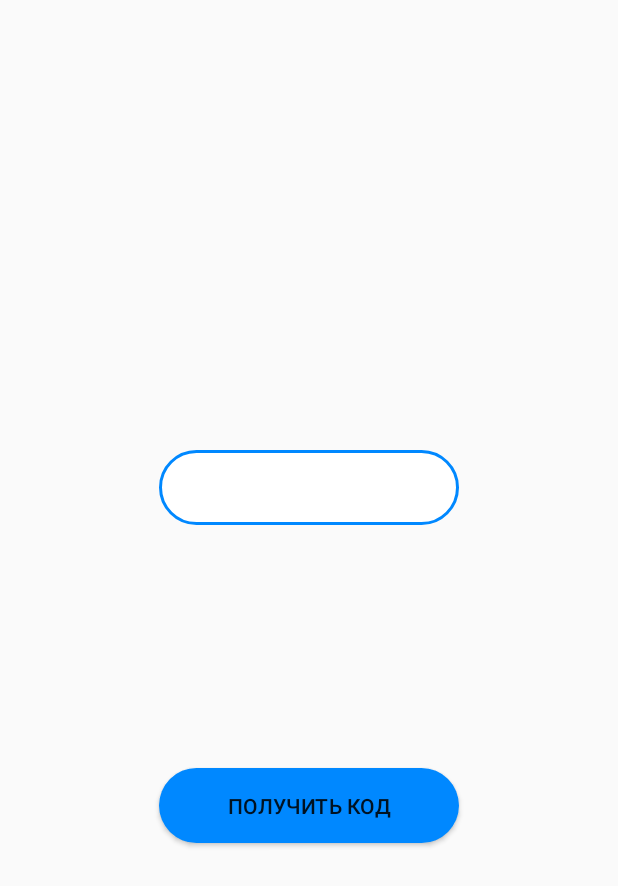
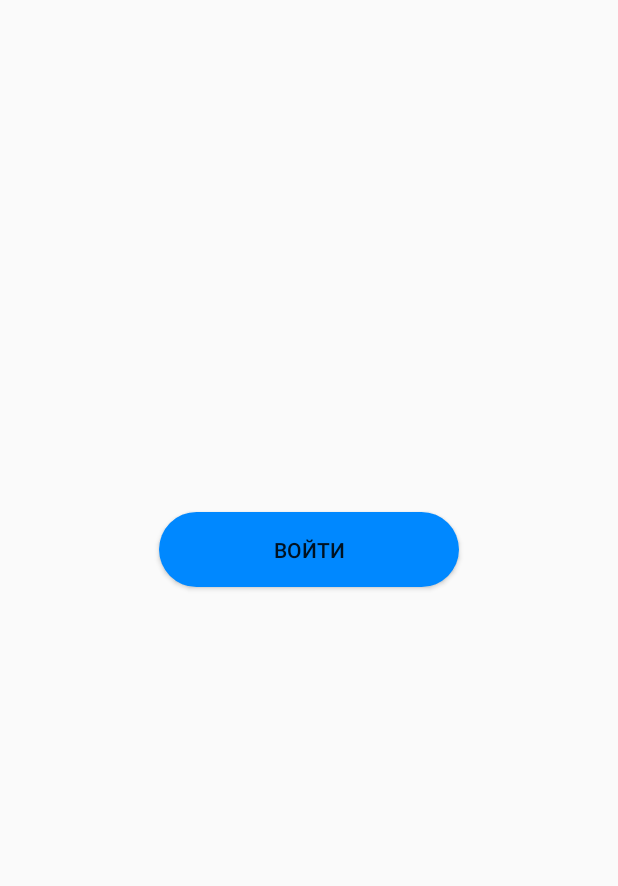
Before and after one commit to ArtemEws/TelegramManager, an Android app: the screen it shows after launch (LoginActivity before the commit, FirstActivity after it), on a phone screen of 412 x 824 dp. Shown: the top 886 px of the screen. Run offline under Robolectric (Android 15) with nearby library versions, the phone set to English and light mode, and no system bars.

Commit message:
Stable version, fixes

```diff
--- /dev/null
+++ b/app/src/main/java/org/telegram/telegramchanelmaster/Activities/FirstActivity.java
@@ -0,0 +1,34 @@
+package org.telegram.telegramchanelmaster.Activities;
+
+import android.content.Intent;
+import android.os.Bundle;
+import android.support.v7.app.AppCompatActivity;
+import android.view.View;
+import android.widget.Button;
+import org.telegram.telegramchanelmaster.MainActivity;
+import org.telegram.telegramchanelmaster.R;
+
+public class FirstActivity extends AppCompatActivity {
+
+    @Override
+    protected void onCreate(Bundle savedInstanceState) {
+        super.onCreate(savedInstanceState);
+
+        setContentView(R.layout.activity_authorisation_home);
+
+        Button loginButton = findViewById(R.id.loginButton);
+        loginButton.setOnClickListener(loginButtonClickListener);
+    }
+
+    private View.OnClickListener loginButtonClickListener = new View.OnClickListener() {
+        @Override
+        public void onClick(View view) {
+            startNextActivity();
+        }
+    };
+
+    public void startNextActivity() {
+        Intent intent = new Intent(FirstActivity.this, LoginActivity.class);
+        startActivity(intent);
+    }
+}
--- a/app/src/main/java/org/telegram/telegramchanelmaster/Activities/LoginActivity.java
+++ b/app/src/main/java/org/telegram/telegramchanelmaster/Activities/LoginActivity.java
@@ -17,22 +17,20 @@ public class LoginActivity extends AppCompatActivity{
         super.onCreate(savedInstanceState);
         setContentView(R.layout.activity_authorisation_one);
 
-        Button getCodeButton = findViewById(R.id.getCodeButton);
+        Button continueButton = findViewById(R.id.continueButton);
         EditText phoneNumberField = findViewById(R.id.phoneNumberField);
-        getCodeButton.setOnClickListener(getCodeButtonClickListener);
+        continueButton.setOnClickListener(continueButtonClickListener);
     }
 
-    private View.OnClickListener getCodeButtonClickListener = new View.OnClickListener() {
+    private View.OnClickListener continueButtonClickListener = new View.OnClickListener() {
         @Override
         public void onClick(View view) {
-//            EditText phoneNumberField = findViewById(R.id.phoneNumberField);
-//            phoneNumberField.setText("lol, it work (/ ^_^)/");
             startMainActivity();
         }
     };
 
     public void startMainActivity() {
-        Intent intent = new Intent(LoginActivity.this, MainActivity.class);
+        Intent intent = new Intent(LoginActivity.this, CodeActivity.class);
         startActivity(intent);
     }
 }
--- a/app/src/main/java/org/telegram/telegramchanelmaster/MainActivity.java
+++ b/app/src/main/java/org/telegram/telegramchanelmaster/MainActivity.java
@@ -1,14 +1,13 @@
 package org.telegram.telegramchanelmaster;
 
-import android.content.Context;
 import android.content.Intent;
 import android.content.SharedPreferences;
 import android.support.v7.app.AppCompatActivity;
 import android.os.Bundle;
 import android.util.Log;
+import org.telegram.telegramchanelmaster.Activities.FirstActivity;
 import org.telegram.telegramchanelmaster.Activities.LoginActivity;
 import org.telegram.telegramchanelmaster.Helpers.LoginRunnable;
-import org.telegram.telegramchanelmaster.R;
 
 public class MainActivity extends AppCompatActivity {
 
@@ -22,20 +21,19 @@ public class MainActivity extends AppCompatActivity {
     protected void onCreate(Bundle savedInstanceState) {
         super.onCreate(savedInstanceState);
         setContentView(R.layout.activity_main);
+//      check if user loged into app by thread, to avoid ui lags
+//        mSettings = getPreferences(MODE_PRIVATE);
+//        LoginRunnable checkForAuthorised = new LoginRunnable();
+//        Thread loginThread = new Thread(checkForAuthorised);
+//        try {
+//            loginThread.join();
+//        } catch (InterruptedException e) {
+//            Log.e(AUTH_EXEP_TAG, "LoginThread didn't join to UI Thread on Start");
+//        }
+//        if(!checkForAuthorised.getIsAuthorised()){
+            goToLogin();
+//        }
 
-
-//      check if user loged into app by thread, to avoid ui lags
-        mSettings = getPreferences(MODE_PRIVATE);
-        LoginRunnable checkForAuthorised = new LoginRunnable();
-        Thread loginThread = new Thread(checkForAuthorised);
-        try {
-            loginThread.join();
-        } catch (InterruptedException e) {
-            Log.e(AUTH_EXEP_TAG, "LoginThread didn't join to UI Thread on Start");
-        }
-        if(!checkForAuthorised.getIsAuthorised()){
-            goToLogin();
-        }
     }
 
     @Override
@@ -75,7 +73,7 @@ public class MainActivity extends AppCompatActivity {
     }
 
     public void goToLogin() {
-        Intent intent = new Intent(MainActivity.this, LoginActivity.class);
+        Intent intent = new Intent(MainActivity.this, FirstActivity.class);
         startActivity(intent);
     }
 }
--- a/app/src/main/res/layout/activity_authorisation_home.xml
+++ b/app/src/main/res/layout/activity_authorisation_home.xml
@@ -1,6 +1,22 @@
 <?xml version="1.0" encoding="utf-8"?>
-<android.support.constraint.ConstraintLayout xmlns:android="http://schemas.android.com/apk/res/android"
-              android:layout_width="match_parent"
-              android:layout_height="match_parent">
+<android.support.constraint.ConstraintLayout
+        xmlns:android="http://schemas.android.com/apk/res/android"
+        xmlns:tools="http://schemas.android.com/tools"
+        xmlns:app="http://schemas.android.com/apk/res-auto"
+        android:layout_width="match_parent"
+        android:layout_height="match_parent"
+        tools:context=".Activities.FirstActivity">
+
+    <Button
+            android:text="Войти"
+            android:layout_width="200dp"
+            android:layout_height="50dp"
+            android:id="@+id/loginButton"
+            android:background="@drawable/login_button"
+            app:layout_constraintBottom_toBottomOf="parent"
+            app:layout_constraintEnd_toEndOf="parent"
+            app:layout_constraintStart_toStartOf="parent"
+            android:layout_marginBottom="100dp" android:layout_marginTop="8dp"
+            app:layout_constraintTop_toTopOf="parent"/>
 
 </android.support.constraint.ConstraintLayout>
--- a/app/src/main/res/layout/activity_authorisation_one.xml
+++ b/app/src/main/res/layout/activity_authorisation_one.xml
@@ -22,7 +22,7 @@
 			android:text="Получить код"
 			android:layout_width="200dp"
 			android:layout_height="50dp"
-			android:id="@+id/getCodeButton"
+			android:id="@+id/continueButton"
 			android:background="@drawable/login_button"
 			app:layout_constraintBottom_toBottomOf="parent"
 			app:layout_constraintEnd_toEndOf="parent"
```
Also changed, not shown: app/src/main/AndroidManifest.xml (+9 -5 lines), app/src/main/res/drawable/logo.png (renamed from app/src/main/res/images/logo.png), 1 other file.
